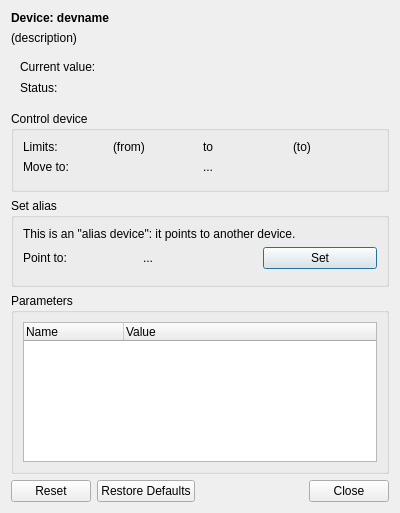
The window that nicos_ess/gui/panels/ui_files/devices_one.ui (ess-dmsc/nicos) describes before a commit, drawn with Qt 5.
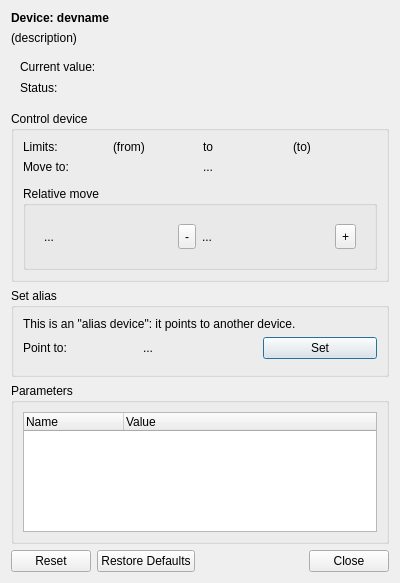
The same window after the commit. Icons and pictures are not drawn. Custom widgets are drawn as their Qt base class.

Commit message: Relative move in GUI

Diff of the .ui file:
```diff
--- a/nicos_ess/gui/panels/ui_files/devices_one.ui
+++ b/nicos_ess/gui/panels/ui_files/devices_one.ui
@@ -7,7 +7,7 @@
     <x>0</x>
     <y>0</y>
     <width>400</width>
-    <height>513</height>
+    <height>583</height>
    </rect>
   </property>
   <property name="sizePolicy">
@@ -211,6 +211,88 @@
         </property>
        </widget>
       </item>
+      <item>
+       <widget class="QGroupBox" name="relMoveGroup">
+        <property name="enabled">
+         <bool>true</bool>
+        </property>
+        <property name="title">
+         <string>Relative move</string>
+        </property>
+        <layout class="QHBoxLayout" name="horizontalLayout_4">
+         <item>
+          <widget class="QFrame" name="relMovFrame">
+           <property name="frameShape">
+            <enum>QFrame::NoFrame</enum>
+           </property>
+           <property name="frameShadow">
+            <enum>QFrame::Raised</enum>
+           </property>
+           <layout class="QGridLayout" name="gridLayout_3">
+            <item row="0" column="0">
+             <widget class="QLabel" name="label_15">
+              <property name="text">
+               <string>...</string>
+              </property>
+             </widget>
+            </item>
+            <item row="0" column="1">
+             <widget class="QToolButton" name="toolButtonMinus">
+              <property name="minimumSize">
+               <size>
+                <width>0</width>
+                <height>25</height>
+               </size>
+              </property>
+              <property name="text">
+               <string>-</string>
+              </property>
+              <property name="iconSize">
+               <size>
+                <width>32</width>
+                <height>32</height>
+               </size>
+              </property>
+              <property name="arrowType">
+               <enum>Qt::NoArrow</enum>
+              </property>
+             </widget>
+            </item>
+            <item row="0" column="2">
+             <widget class="QLabel" name="label_16">
+              <property name="text">
+               <string>...</string>
+              </property>
+             </widget>
+            </item>
+            <item row="0" column="3">
+             <widget class="QToolButton" name="toolButtonPlus">
+              <property name="minimumSize">
+               <size>
+                <width>0</width>
+                <height>25</height>
+               </size>
+              </property>
+              <property name="text">
+               <string>+</string>
+              </property>
+              <property name="iconSize">
+               <size>
+                <width>32</width>
+                <height>32</height>
+               </size>
+              </property>
+              <property name="arrowType">
+               <enum>Qt::NoArrow</enum>
+              </property>
+             </widget>
+            </item>
+           </layout>
+          </widget>
+         </item>
+        </layout>
+       </widget>
+      </item>
      </layout>
     </widget>
    </item>
```
Left out of the diff: 7 changed lines with no effect on the pictures. The commit also changes 1 other file.
